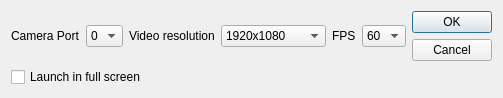
First picture: the form in startupdialog.ui, repository JustasBart/DigitalInspectionAndMeasurement, before the edit.
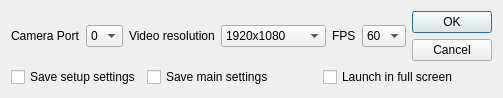
Second picture: the form after the edit.

Commit message: Saving settings preferences initial commit

Patch:
```diff
--- a/startupdialog.ui
+++ b/startupdialog.ui
@@ -13,8 +13,8 @@
   <property name="windowTitle">
    <string>Dialog</string>
   </property>
-  <layout class="QVBoxLayout" name="verticalLayout_2">
-   <item>
+  <layout class="QGridLayout" name="gridLayout">
+   <item row="0" column="0">
     <layout class="QHBoxLayout" name="horizontalLayout">
      <item>
       <widget class="QLabel" name="cameraLabel">
@@ -144,8 +144,28 @@
      </item>
     </layout>
    </item>
-   <item>
+   <item row="1" column="0">
     <layout class="QHBoxLayout" name="horizontalLayout_2">
+     <item>
+      <widget class="QCheckBox" name="savePreferencesCheckBox">
+       <property name="sizePolicy">
+        <sizepolicy hsizetype="Maximum" vsizetype="Fixed">
+         <horstretch>0</horstretch>
+         <verstretch>0</verstretch>
+        </sizepolicy>
+       </property>
+       <property name="text">
+        <string>Save setup settings</string>
+       </property>
+      </widget>
+     </item>
+     <item>
+      <widget class="QCheckBox" name="checkBox">
+       <property name="text">
+        <string>Save main settings</string>
+       </property>
+      </widget>
+     </item>
      <item>
       <widget class="QCheckBox" name="fullScreenCheckBox">
        <property name="text">
```
The commit also changes 7 other files.
